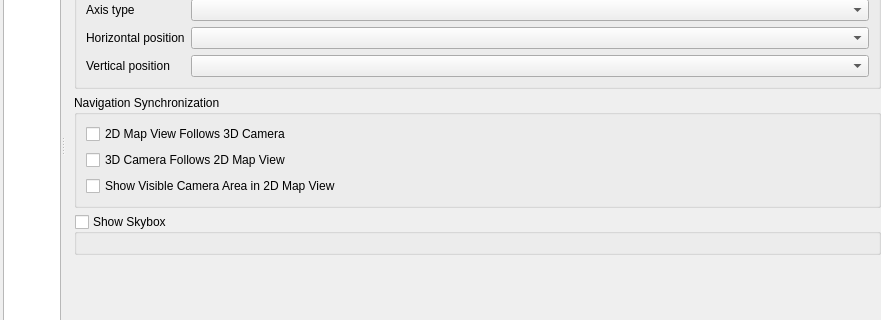
Before: the Qt Designer form src/ui/3d/map3dconfigwidget.ui in qgis/QGIS, drawn with Qt 5; both pictures show x 0 to 881 and y 191 to 511 of the 881 by 665 pixel window.
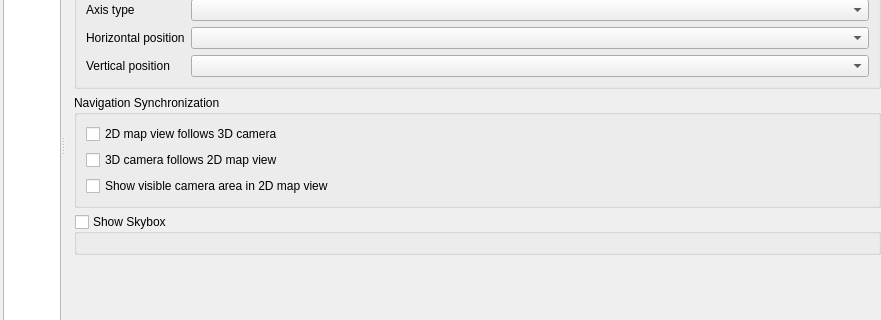
After: the same form once the commit is applied. The open tabs and pages were chosen to show the change. Icons and pictures are not drawn. Custom widgets are drawn as their Qt base class.

Commit message: qgs3dmapcanvaswidget: Fix some labels capitalization

Patch:
```diff
--- a/src/ui/3d/map3dconfigwidget.ui
+++ b/src/ui/3d/map3dconfigwidget.ui
@@ -803,21 +803,21 @@
                   <item row="0" column="0">
                    <widget class="QCheckBox" name="mSync2DTo3DCheckbox">
                     <property name="text">
-                     <string>2D Map View Follows 3D Camera</string>
+                     <string>2D map view follows 3D camera</string>
                     </property>
                    </widget>
                   </item>
                   <item row="1" column="0">
                    <widget class="QCheckBox" name="mSync3DTo2DCheckbox">
                     <property name="text">
-                     <string>3D Camera Follows 2D Map View</string>
+                     <string>3D camera follows 2D map view</string>
                     </property>
                    </widget>
                   </item>
                   <item row="2" column="0">
                    <widget class="QCheckBox" name="mVisualizeExtentCheckBox">
                     <property name="text">
-                     <string>Show Visible Camera Area in 2D Map View</string>
+                     <string>Show visible camera area in 2D map view</string>
                     </property>
                    </widget>
                   </item>
```
